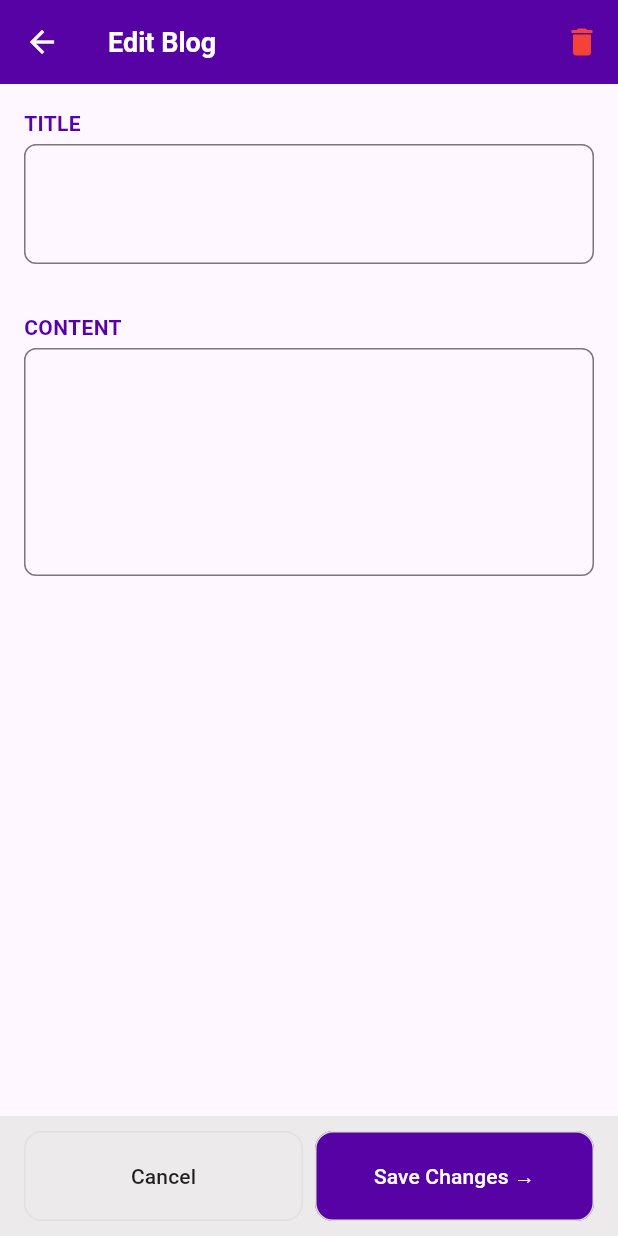
After one commit to zMeliodas/blog_app, a Flutter app: the EditBlogPage screen opened directly, on a phone screen of 412 x 824 dp. The commit adds this screen. Run offline on Flutter 3.47's test engine with Material 3 defaults, Android fonts, the phone set to English and light mode, and no system bars; network calls fail.

Commit message:
feat: Add blog pages, navigation, and UI tweaks

```diff
--- a/lib/features/authentication/presentation/register_page.dart
+++ b/lib/features/authentication/presentation/register_page.dart
@@ -174,7 +174,7 @@ class _RegisterPageState extends State<RegisterPage> {
                       },
                       child: RichText(
                         text: TextSpan(
-                          text: 'Sign up',
+                          text: 'Sign in',
                           style: TextStyle(
                             decoration: TextDecoration.underline,
                             color: Colors.blue,
--- a/lib/features/blogs/presentation/blog_page.dart
+++ b/lib/features/blogs/presentation/blog_page.dart
@@ -193,7 +193,7 @@ class _BlogsPageState extends State<BlogsPage> {
       floatingActionButton: FloatingActionButton(
         child: Icon(Icons.add),
         onPressed: () {
-          print("HAHAHA");
+          Navigator.pushNamed(context, '/addBlog');
         },
       ),
     );
--- /dev/null
+++ b/lib/features/blogs/presentation/edit.blog.dart
@@ -0,0 +1,171 @@
+import 'package:flutter/material.dart';
+
+class EditBlogPage extends StatefulWidget {
+  const EditBlogPage({super.key});
+
+  @override
+  State<EditBlogPage> createState() => _EditBlogPageState();
+}
+
+class _EditBlogPageState extends State<EditBlogPage> {
+  final _editBlogFormKey = GlobalKey<FormState>();
+  @override
+  Widget build(BuildContext context) {
+    return Scaffold(
+      appBar: AppBar(
+        backgroundColor: Color.fromARGB(255, 86, 2, 165),
+        title: Text(
+          "Edit Blog",
+          style: TextStyle(
+            color: Colors.white,
+            fontWeight: FontWeight.bold,
+            fontSize: 18,
+          ),
+        ),
+        leading: IconButton(
+          icon: const Icon(
+            Icons.arrow_back,
+            color: Colors.white,
+          ), // change color here
+          onPressed: () => Navigator.pop(context),
+        ),
+        actions: [
+          Padding(
+            padding: EdgeInsets.only(right: 12),
+            child: GestureDetector(
+              child: Icon(Icons.delete, color: Colors.red, weight: 24),
+              onTap: () {
+                ScaffoldMessenger.of(context).showSnackBar(
+                  const SnackBar(
+                    content: Text('HI NIGGA 👋'),
+                    duration: Duration(seconds: 2),
+                  ),
+                );
+              },
+            ),
+          ),
+        ],
+      ),
+      body: Padding(
+        padding: EdgeInsetsGeometry.all(16),
+        child: Column(
+          spacing: 32,
+          crossAxisAlignment: CrossAxisAlignment.start,
+          children: [
+            Form(
+              key: _editBlogFormKey,
+              child: Column(
+                crossAxisAlignment: CrossAxisAlignment.start,
+                spacing: 4,
+                children: [
+                  Text(
+                    "TITLE",
+                    style: TextStyle(
+                      color: Color.fromARGB(255, 86, 2, 165),
+                      fontWeight: FontWeight.bold,
+                      fontSize: 14,
+                    ),
+                  ),
+
+                  TextFormField(
+                    decoration: InputDecoration(
+                      border: OutlineInputBorder(
+                        borderRadius: BorderRadius.circular(8),
+                      ),
+                    ),
+                    maxLines: 2,
+                    // The validator receives the text that the user has entered.
+                    validator: (value) {
+                      if (value == null || value.isEmpty) {
+                        return 'Please enter some text';
+                      }
+                      return null;
+                    },
+                  ),
+                ],
+              ),
+            ),
+
+            Column(
+              crossAxisAlignment: CrossAxisAlignment.start,
+              spacing: 4,
+              children: [
+                Text(
+                  "CONTENT",
+                  style: TextStyle(
+                    color: Color.fromARGB(255, 86, 2, 165),
+                    fontWeight: FontWeight.bold,
+                    fontSize: 14,
+                  ),
+                ),
+
+                TextFormField(
+                  decoration: InputDecoration(
+                    border: OutlineInputBorder(
+                      borderRadius: BorderRadius.circular(8),
+                    ),
+                  ),
+                  maxLines: 5,
+                  // The validator receives the text that the user has entered.
+                  validator: (value) {
+                    if (value == null || value.isEmpty) {
+                      return 'Please enter some text';
+                    }
+                    return null;
+                  },
+                ),
+              ],
+            ),
+          ],
+        ),
+      ),
+      bottomNavigationBar: SafeArea(
+        child: Container(
+          height: 80,
+          padding: const EdgeInsets.symmetric(horizontal: 16, vertical: 10),
+          color: const Color.fromARGB(255, 236, 234, 234),
+          child: Row(
+            children: [
+              Expanded(
+                child: OutlinedButton(
+                  onPressed: () {},
+                  style: OutlinedButton.styleFrom(
+                    padding: const EdgeInsets.symmetric(vertical: 20),
+                    side: BorderSide(color: Colors.grey.shade300),
+                    shape: RoundedRectangleBorder(
+                      borderRadius: BorderRadius.circular(12),
+                    ),
+                  ),
+                  child: const Text(
+                    "Cancel",
+                    style: TextStyle(color: Colors.black87),
+                  ),
+                ),
+              ),
+
+              const SizedBox(width: 8),
+
+              Expanded(
+                child: OutlinedButton(
+                  onPressed: () {},
+                  style: OutlinedButton.styleFrom(
+                    backgroundColor: Color.fromARGB(255, 86, 2, 165),
+                    padding: const EdgeInsets.symmetric(vertical: 20),
+                    side: BorderSide(color: Colors.grey.shade300),
+                    shape: RoundedRectangleBorder(
+                      borderRadius: BorderRadius.circular(12),
+                    ),
+                  ),
+                  child: const Text(
+                    "Save Changes →",
+                    style: TextStyle(color: Colors.white),
+                  ),
+                ),
+              ),
+            ],
+          ),
+        ),
+      ),
+    );
+  }
+}
--- a/lib/features/profile/presentation/profile_page.dart
+++ b/lib/features/profile/presentation/profile_page.dart
@@ -81,7 +81,7 @@ class _ProfilePageState extends State<ProfilePage> {
             ),
 
             Padding(
-              padding: EdgeInsetsGeometry.only(left: 36, right: 36, top: 24),
+              padding: EdgeInsetsGeometry.only(left: 24, right: 24, top: 24),
               child: Form(
                 key: _profileFormKey,
                 child: Column(
```
Also changed, not shown: lib/features/blogs/presentation/add_blog.dart (added, +163 -0 lines), lib/features/blogs/presentation/view_blog.dart (+40 -2 lines), lib/main.dart (+5 -3 lines).
